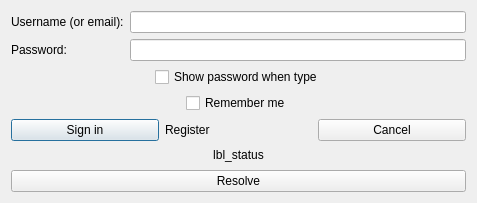
Before: the Qt Designer form hub/forms/DlgLogin.ui in subutai-io/control-center, drawn with Qt 5.
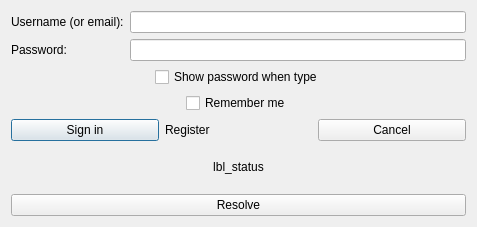
After: the same form once the commit is applied. Icons and pictures are not drawn.

Commit message: changed icon, so it will not crash CC on Linux

The edit to the form file:
```diff
--- a/hub/forms/DlgLogin.ui
+++ b/hub/forms/DlgLogin.ui
@@ -7,7 +7,7 @@
     <x>0</x>
     <y>0</y>
     <width>477</width>
-    <height>203</height>
+    <height>227</height>
    </rect>
   </property>
   <property name="windowTitle">
```
Left out of the diff: 2 changed lines with no effect on the pictures.
